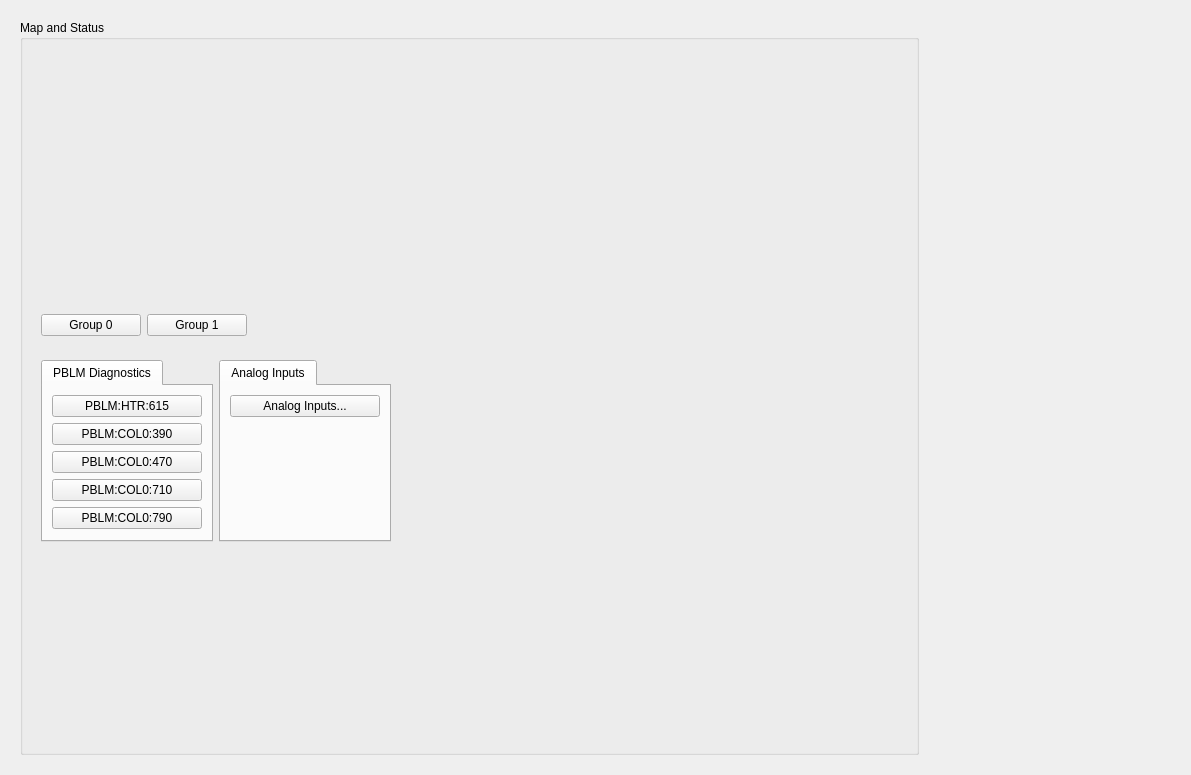
Above: l0b_main.ui from ad-build-test/pydm-mps before the change. Below: the same form after it.
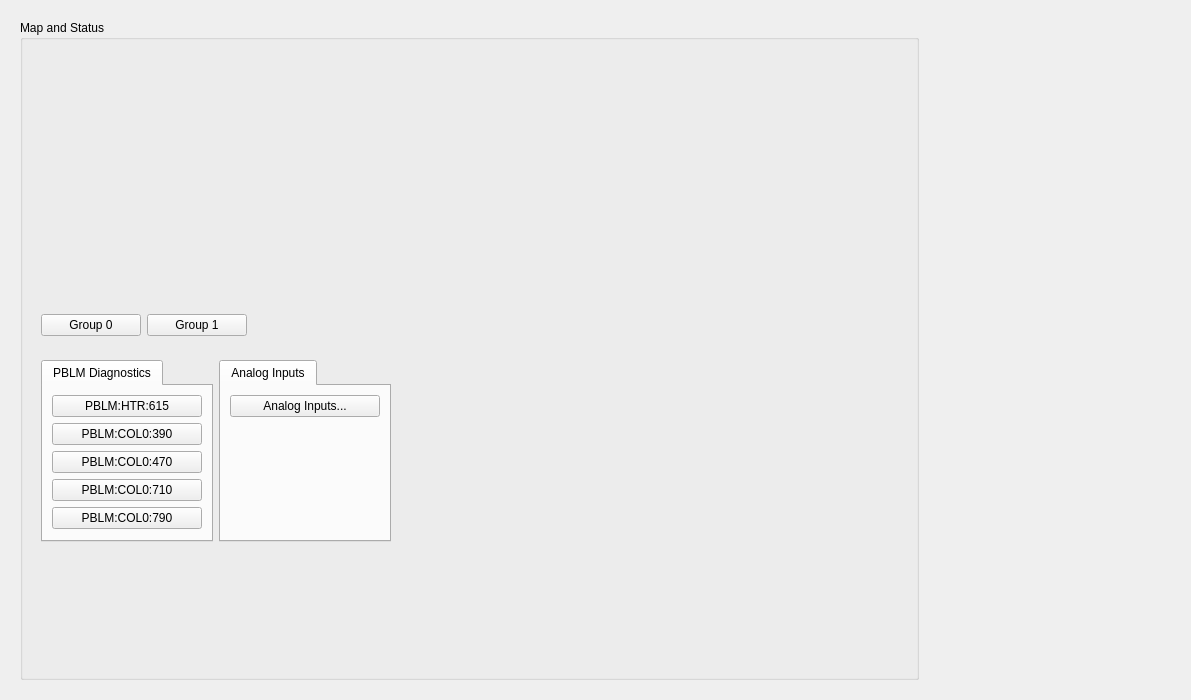
That is the form after the change. Custom widgets are drawn as their Qt base class.

Commit message: Add analog buttons, change window size

```diff
--- a/l0b_main.ui
+++ b/l0b_main.ui
@@ -7,7 +7,7 @@
     <x>0</x>
     <y>0</y>
     <width>1191</width>
-    <height>775</height>
+    <height>700</height>
    </rect>
   </property>
   <property name="windowTitle">
```
The commit also changes 5 other files.
